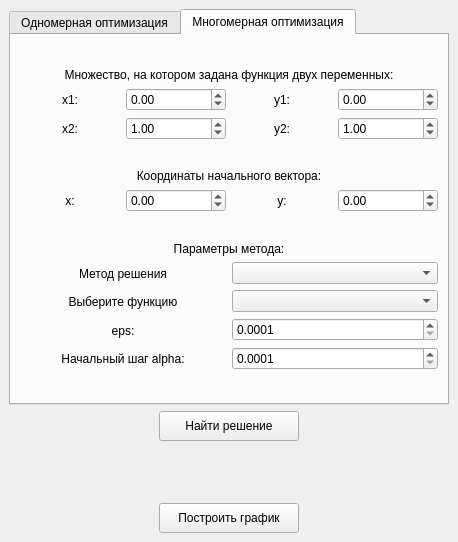
Before: the Qt Designer form mainwindow.ui in margarita-v/OptimizationMethods, drawn with Qt 5.
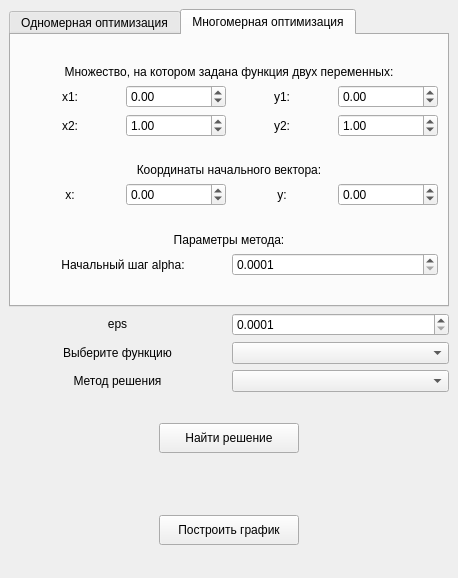
After: the same form once the commit is applied. The open tabs and pages were chosen to show the change.

```diff
--- a/mainwindow.ui
+++ b/mainwindow.ui
@@ -7,7 +7,7 @@
     <x>0</x>
     <y>0</y>
     <width>458</width>
-    <height>542</height>
+    <height>578</height>
    </rect>
   </property>
   <property name="windowTitle">
@@ -98,36 +98,6 @@
                   </property>
                  </widget>
                 </item>
-                <item>
-                 <widget class="QLabel" name="lblEps">
-                  <property name="text">
-                   <string>eps:</string>
-                  </property>
-                  <property name="alignment">
-                   <set>Qt::AlignCenter</set>
-                  </property>
-                 </widget>
-                </item>
-                <item>
-                 <widget class="QLabel" name="label">
-                  <property name="text">
-                   <string>Выберите функцию</string>
-                  </property>
-                  <property name="alignment">
-                   <set>Qt::AlignCenter</set>
-                  </property>
-                 </widget>
-                </item>
-                <item>
-                 <widget class="QLabel" name="label_2">
-                  <property name="text">
-                   <string>Метод решения</string>
-                  </property>
-                  <property name="alignment">
-                   <set>Qt::AlignCenter</set>
-                  </property>
-                 </widget>
-                </item>
                 <item>
                  <widget class="QLabel" name="lblFirstPoint">
                   <property name="text">
@@ -168,31 +138,6 @@
                   </property>
                  </widget>
                 </item>
-                <item>
-                 <widget class="QDoubleSpinBox" name="dsbEps">
-                  <property name="decimals">
-                   <number>4</number>
-                  </property>
-                  <property name="minimum">
-                   <double>0.000100000000000</double>
-                  </property>
-                  <property name="maximum">
-                   <double>1.000000000000000</double>
-                  </property>
-                  <property name="singleStep">
-                   <double>0.000100000000000</double>
-                  </property>
-                  <property name="value">
-                   <double>0.000100000000000</double>
-                  </property>
-                 </widget>
-                </item>
-                <item>
-                 <widget class="QComboBox" name="cbFunc"/>
-                </item>
-                <item>
-                 <widget class="QComboBox" name="cbMethod"/>
-                </item>
                 <item>
                  <widget class="QDoubleSpinBox" name="dsbFirstPoint">
                   <property name="minimum">
@@ -219,14 +164,14 @@
           <item row="0" column="0">
            <layout class="QVBoxLayout" name="verticalLayout">
             <item>
-             <spacer name="verticalSpacer_3">
+             <spacer name="verticalSpacer">
               <property name="orientation">
                <enum>Qt::Vertical</enum>
               </property>
               <property name="sizeHint" stdset="0">
                <size>
                 <width>20</width>
-                <height>40</height>
+                <height>20</height>
                </size>
               </property>
              </spacer>
@@ -354,14 +299,14 @@
              </layout>
             </item>
             <item>
-             <spacer name="verticalSpacer_2">
+             <spacer name="verticalSpacer_4">
               <property name="orientation">
                <enum>Qt::Vertical</enum>
               </property>
               <property name="sizeHint" stdset="0">
                <size>
                 <width>20</width>
-                <height>40</height>
+                <height>20</height>
                </size>
               </property>
              </spacer>
@@ -427,14 +372,14 @@
              </layout>
             </item>
             <item>
-             <spacer name="verticalSpacer">
+             <spacer name="verticalSpacer_6">
               <property name="orientation">
                <enum>Qt::Vertical</enum>
               </property>
               <property name="sizeHint" stdset="0">
                <size>
                 <width>20</width>
-                <height>40</height>
+                <height>20</height>
                </size>
               </property>
              </spacer>
@@ -459,36 +404,6 @@
              <layout class="QHBoxLayout" name="horizontalLayout_10">
               <item>
                <layout class="QVBoxLayout" name="verticalLayout_8">
-                <item>
-                 <widget class="QLabel" name="label_8">
-                  <property name="text">
-                   <string>Метод решения</string>
-                  </property>
-                  <property name="alignment">
-                   <set>Qt::AlignCenter</set>
-                  </property>
-                 </widget>
-                </item>
-                <item>
-                 <widget class="QLabel" name="label_13">
-                  <property name="text">
-                   <string>Выберите функцию</string>
-                  </property>
-                  <property name="alignment">
-                   <set>Qt::AlignCenter</set>
-                  </property>
-                 </widget>
-                </item>
-                <item>
-                 <widget class="QLabel" name="label_14">
-                  <property name="text">
-                   <string>eps:</string>
-                  </property>
-                  <property name="alignment">
-                   <set>Qt::AlignCenter</set>
-                  </property>
-                 </widget>
-                </item>
                 <item>
                  <widget class="QLabel" name="label_15">
                   <property name="text">
@@ -503,28 +418,6 @@
               </item>
               <item>
                <layout class="QVBoxLayout" name="verticalLayout_5">
-                <item>
-                 <widget class="QComboBox" name="cbMethodSecond"/>
-                </item>
-                <item>
-                 <widget class="QComboBox" name="cbFuncSecond"/>
-                </item>
-                <item>
-                 <widget class="QDoubleSpinBox" name="dsbEpsSecond">
-                  <property name="decimals">
-                   <number>4</number>
-                  </property>
-                  <property name="minimum">
-                   <double>0.000100000000000</double>
-                  </property>
-                  <property name="maximum">
-                   <double>1.000000000000000</double>
-                  </property>
-                  <property name="singleStep">
-                   <double>0.000100000000000</double>
-                  </property>
-                 </widget>
-                </item>
                 <item>
                  <widget class="QDoubleSpinBox" name="dsbAlpha">
                   <property name="decimals">
@@ -546,14 +439,14 @@
              </layout>
             </item>
             <item>
-             <spacer name="verticalSpacer_4">
+             <spacer name="verticalSpacer_2">
               <property name="orientation">
                <enum>Qt::Vertical</enum>
               </property>
               <property name="sizeHint" stdset="0">
                <size>
                 <width>20</width>
-                <height>40</height>
+                <height>20</height>
                </size>
               </property>
              </spacer>
@@ -564,6 +457,70 @@
         </widget>
        </widget>
       </item>
+      <item>
+       <layout class="QHBoxLayout" name="horizontalLayout">
+        <item>
+         <layout class="QVBoxLayout" name="verticalLayout_13">
+          <item>
+           <widget class="QLabel" name="label_2">
+            <property name="text">
+             <string>eps</string>
+            </property>
+            <property name="alignment">
+             <set>Qt::AlignCenter</set>
+            </property>
+           </widget>
+          </item>
+          <item>
+           <widget class="QLabel" name="label_16">
+            <property name="text">
+             <string>Выберите функцию</string>
+            </property>
+            <property name="alignment">
+             <set>Qt::AlignCenter</set>
+            </property>
+           </widget>
+          </item>
+          <item>
+           <widget class="QLabel" name="label">
+            <property name="text">
+             <string>Метод решения</string>
+            </property>
+            <property name="alignment">
+             <set>Qt::AlignCenter</set>
+            </property>
+           </widget>
+          </item>
+         </layout>
+        </item>
+        <item>
+         <layout class="QVBoxLayout" name="verticalLayout_16">
+          <item>
+           <widget class="QDoubleSpinBox" name="dsbEps">
+            <property name="decimals">
+             <number>4</number>
+            </property>
+            <property name="minimum">
+             <double>0.000100000000000</double>
+            </property>
+            <property name="maximum">
+             <double>1.000000000000000</double>
+            </property>
+            <property name="singleStep">
+             <double>0.000100000000000</double>
+            </property>
+           </widget>
+          </item>
+          <item>
+           <widget class="QComboBox" name="cbFunc"/>
+          </item>
+          <item>
+           <widget class="QComboBox" name="cbMethod"/>
+          </item>
+         </layout>
+        </item>
+       </layout>
+      </item>
       <item>
        <spacer name="verticalSpacer_5">
         <property name="orientation">
@@ -572,7 +529,7 @@
         <property name="sizeHint" stdset="0">
          <size>
           <width>20</width>
-          <height>40</height>
+          <height>20</height>
          </size>
         </property>
        </spacer>
@@ -704,14 +661,14 @@
        </layout>
       </item>
       <item>
-       <spacer name="verticalSpacer_6">
+       <spacer name="verticalSpacer_3">
         <property name="orientation">
          <enum>Qt::Vertical</enum>
         </property>
         <property name="sizeHint" stdset="0">
          <size>
           <width>20</width>
-          <height>40</height>
+          <height>20</height>
          </size>
         </property>
        </spacer>
```
